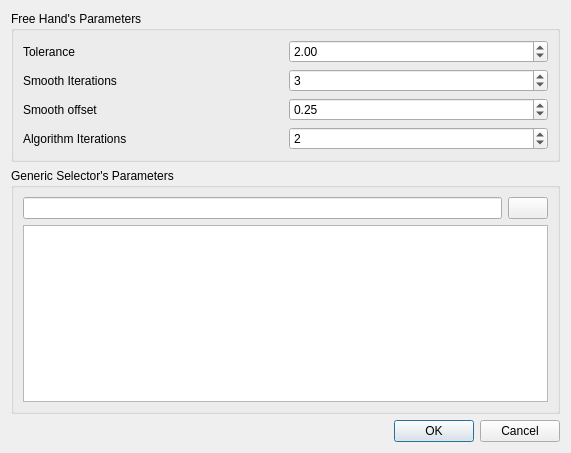
The window that options.ui (dsgoficial/DsgTools) describes before a commit, drawn with Qt 5.
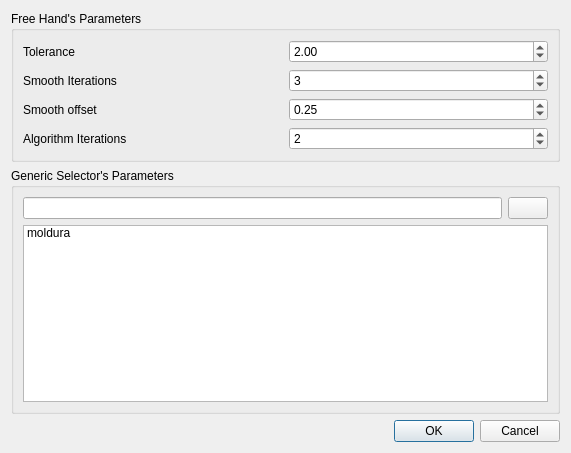
The same window after the commit. Icons and pictures are not drawn. Custom widgets are drawn as their Qt base class.

Commit message: black list text

```diff
--- a/options.ui
+++ b/options.ui
@@ -113,7 +113,13 @@
        </layout>
       </item>
       <item row="1" column="0">
-       <widget class="QListWidget" name="blackListWidget"/>
+       <widget class="QListWidget" name="blackListWidget">
+        <item>
+         <property name="text">
+          <string>moldura</string>
+         </property>
+        </item>
+       </widget>
       </item>
      </layout>
     </widget>
```
Left out of the diff: 6 changed lines with no effect on the pictures.
